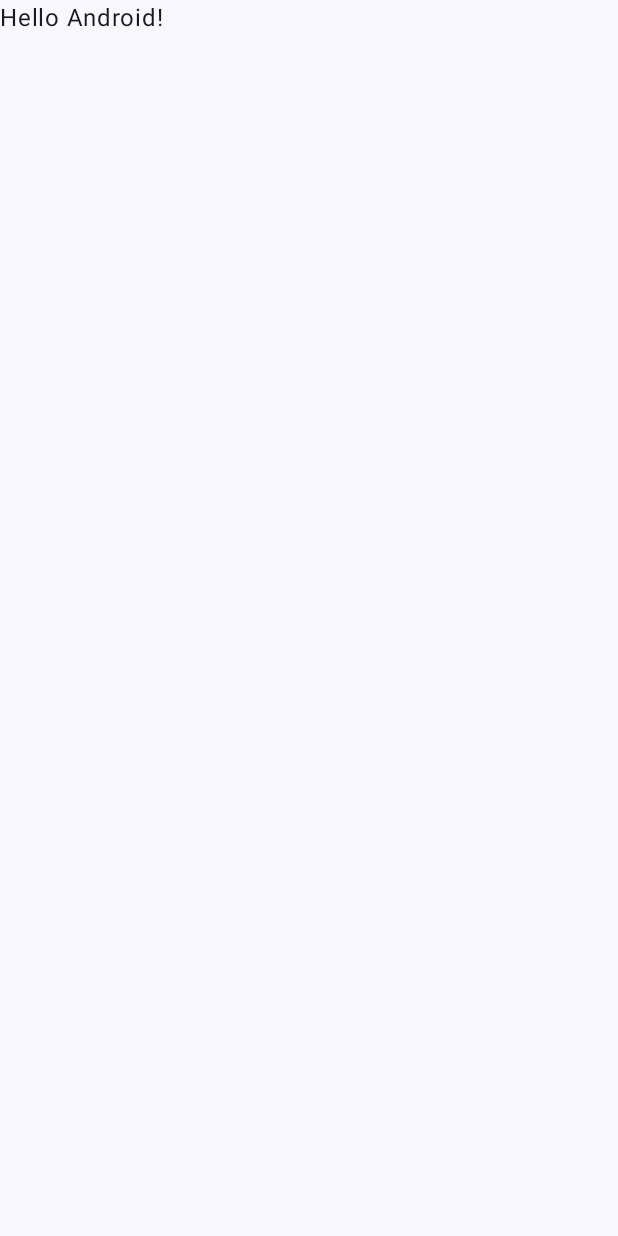
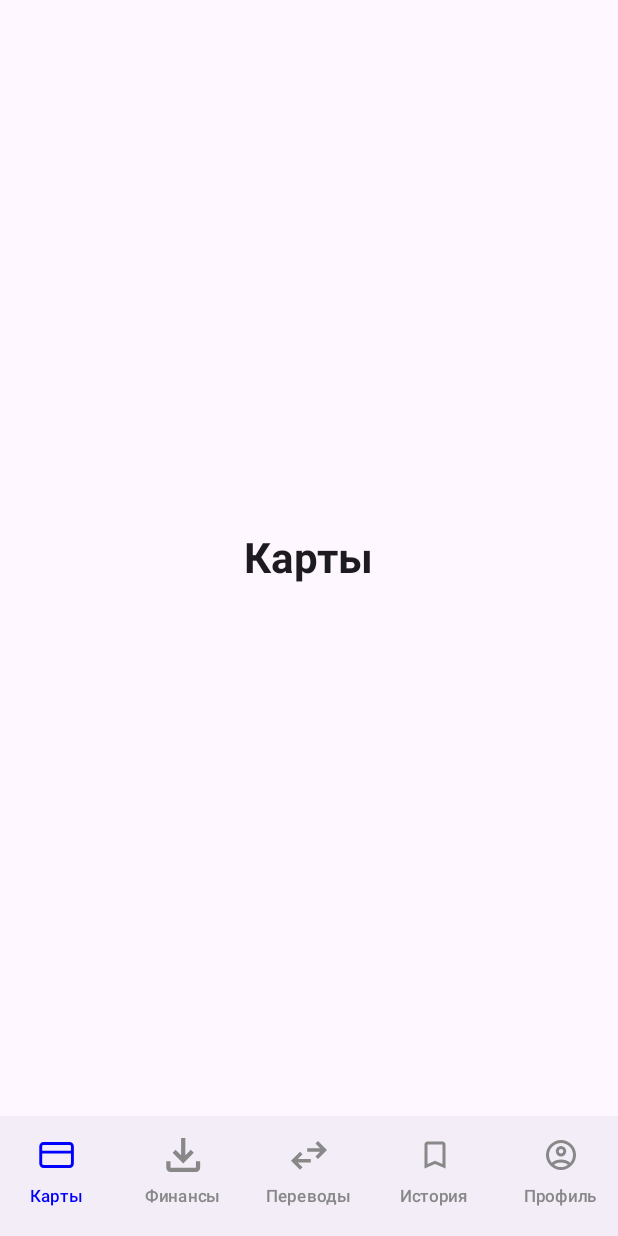
Before and after one commit to sandbox-bank-23/SandBox23, an Android app built with Jetpack Compose: the screen it shows after launch (MainActivity), on a phone screen of 412 x 824 dp. Before the commit the screen is almost empty. Run offline under Robolectric (Android 15) with nearby library versions, the phone set to English and light mode, and no system bars.

Commit message:
feat: навигация базовый вариант

```diff
--- a/app/build.gradle.kts
+++ b/app/build.gradle.kts
@@ -49,6 +49,7 @@ dependencies {
     implementation(libs.androidx.compose.ui.graphics)
     implementation(libs.androidx.compose.ui.tooling.preview)
     implementation(libs.androidx.compose.material3)
+    implementation(libs.androidx.navigation.compose)
     testImplementation(libs.junit)
     androidTestImplementation(libs.androidx.junit)
     androidTestImplementation(libs.androidx.espresso.core)
--- a/app/src/main/java/com/example/myapplication/MainActivity.kt
+++ b/app/src/main/java/com/example/myapplication/MainActivity.kt
@@ -11,6 +11,7 @@ import androidx.compose.material3.Text
 import androidx.compose.runtime.Composable
 import androidx.compose.ui.Modifier
 import androidx.compose.ui.tooling.preview.Preview
+import com.example.myapplication.ui.compose.NavScreen
 import com.example.myapplication.ui.theme.MyApplicationTheme
 
 class MainActivity : ComponentActivity() {
@@ -18,14 +19,7 @@ class MainActivity : ComponentActivity() {
         super.onCreate(savedInstanceState)
         enableEdgeToEdge()
         setContent {
-            MyApplicationTheme {
-                Scaffold(modifier = Modifier.fillMaxSize()) { innerPadding ->
-                    Greeting(
-                        name = "Android",
-                        modifier = Modifier.padding(innerPadding)
-                    )
-                }
-            }
+            NavScreen()
         }
     }
 }
--- /dev/null
+++ b/app/src/main/java/com/example/myapplication/domain/model/BottomBarItem.kt
@@ -0,0 +1,7 @@
+package com.example.myapplication.domain.model
+
+data class BottomBarItem(
+    val label: String,
+    val icon: Int,
+    val route: String
+)
--- /dev/null
+++ b/app/src/main/java/com/example/myapplication/ui/compose/NavScreen.kt
@@ -0,0 +1,217 @@
+package com.example.myapplication.ui.compose
+
+import android.R.attr.minHeight
+import androidx.compose.animation.AnimatedVisibility
+import androidx.compose.animation.core.tween
+import androidx.compose.animation.slideInVertically
+import androidx.compose.animation.slideOutVertically
+import androidx.compose.foundation.layout.Box
+import androidx.compose.foundation.layout.Column
+import androidx.compose.foundation.layout.defaultMinSize
+import androidx.compose.foundation.layout.fillMaxSize
+import androidx.compose.foundation.layout.height
+import androidx.compose.foundation.layout.padding
+import androidx.compose.foundation.layout.size
+import androidx.compose.material3.Icon
+import androidx.compose.material3.MaterialTheme
+import androidx.compose.material3.NavigationBar
+import androidx.compose.material3.NavigationBarItem
+import androidx.compose.material3.NavigationBarItemDefaults
+import androidx.compose.material3.Scaffold
+import androidx.compose.material3.Text
+import androidx.compose.runtime.Composable
+import androidx.compose.runtime.getValue
+import androidx.compose.runtime.mutableStateOf
+import androidx.compose.runtime.remember
+import androidx.compose.ui.Alignment
+import androidx.compose.ui.Modifier
+import androidx.compose.ui.graphics.Color
+import androidx.compose.ui.graphics.Color.Companion.Blue
+import androidx.compose.ui.graphics.Color.Companion.Gray
+import androidx.compose.ui.res.painterResource
+import androidx.compose.ui.text.font.FontWeight
+import androidx.compose.ui.unit.dp
+import androidx.compose.ui.unit.sp
+import androidx.navigation.NavGraph.Companion.findStartDestination
+import androidx.navigation.NavGraphBuilder
+import androidx.navigation.NavHostController
+import androidx.navigation.compose.NavHost
+import androidx.navigation.compose.composable
+import androidx.navigation.compose.currentBackStackEntryAsState
+import androidx.navigation.compose.rememberNavController
+import com.example.myapplication.R
+import com.example.myapplication.domain.model.BottomBarItem
+
+
+const val ROUTE_MAPS = "cards"
+const val ROUTE_FINANCE = "finance"
+const val ROUTE_TRANSFERS = "transfers"
+const val ROUTE_HISTORY = "history"
+const val ROUTE_PROFILE = "profile"
+
+const val ANIMATION_DELAY = 400
+const val ZERO_DELAY = 0
+
+@Composable
+fun NavScreen() {
+    val navController = rememberNavController()
+
+    val bottomBarRoutes = listOf(
+        BottomBarItem(
+            label = "Карты",
+            icon = R.drawable.ic_cards,
+            route = ROUTE_MAPS
+        ),
+        BottomBarItem(
+            label = "Финансы",
+            icon = R.drawable.ic_finance,
+            route = ROUTE_FINANCE
+        ),
+        BottomBarItem(
+            label = "Переводы",
+            icon = R.drawable.ic_transfers,
+            route = ROUTE_TRANSFERS
+        ),
+        BottomBarItem(
+            label = "История",
+            icon = R.drawable.ic_history,
+            route = ROUTE_HISTORY
+        ),
+        BottomBarItem(
+            label = "Профиль",
+            icon = R.drawable.ic_profile,
+            route = ROUTE_PROFILE
+        )
+    )
+
+    val bottomRoutes = bottomBarRoutes.map { it.route }
+    val showBottomBar = remember { mutableStateOf(true) }
+    showBottomBar.value = navController.currentBackStackEntryAsState().value?.destination?.route in bottomRoutes
+
+    Scaffold(
+        bottomBar = {
+            AnimatedVisibility(
+                visible = showBottomBar.value,
+                enter = slideInVertically(
+                    initialOffsetY = { it },
+                    animationSpec = tween(durationMillis = ANIMATION_DELAY)
+                ),
+                exit = slideOutVertically(
+                    targetOffsetY = { it },
+                    animationSpec = tween(durationMillis = ZERO_DELAY)
+                )
+            ) {
+                Column {
+                    NavigationBar(
+                        containerColor = Color(0xFFF3EDF7),
+                        tonalElevation = 0.dp,
+                        modifier = Modifier.defaultMinSize(minHeight = 77.dp),
+                    ) {
+                        val navBackStackEntry by navController.currentBackStackEntryAsState()
+                        val currentDestination = navBackStackEntry?.destination
+
+                        bottomBarRoutes.forEach { item ->
+                            NavigationBarItem(
+                                icon = {
+                                    Icon(
+                                        painter = painterResource(id = item.icon),
+                                        modifier = Modifier.size(24.dp),
+                                        contentDescription = item.label
+                                    )
+                                },
+                                label = {
+                                    Text(
+                                        text = item.label,
+                                        maxLines = 1,
+                                        modifier = Modifier.height(20.dp),
+                                        style = MaterialTheme.typography.labelSmall
+                                    )
+                                },
+                                selected = currentDestination?.route == item.route,
+                                colors = NavigationBarItemDefaults.colors(
+                                    selectedIconColor = Blue,
+                                    selectedTextColor = Blue,
+                                    unselectedIconColor = Gray,
+                                    unselectedTextColor = Gray,
+                                    indicatorColor = Color.Transparent
+                                ),
+                                onClick = {
+                                    navController.navigate(item.route) {
+                                        popUpTo(navController.graph.findStartDestination().id) {
+                                            saveState = true
+                                        }
+                                        launchSingleTop = true
+                                        restoreState = true
+                                    }
+                                }
+                            )
+                        }
+                    }
+                }
+            }
+        }
+    ) { innerPadding ->
+        NavHost(
+            navController = navController,
+            startDestination = ROUTE_MAPS,
+            modifier = Modifier.padding(innerPadding)
+        ) {
+            mapsScreenNavigation(navController)
+            financeScreenNavigation(navController)
+            transfersScreenNavigation(navController)
+            historyScreenNavigation(navController)
+            profileScreenNavigation(navController)
+        }
+    }
+}
+
+@Composable
+fun CardsScreen() = PlaceholderScreen("Карты")
+
+@Composable
+fun FinanceScreen() = PlaceholderScreen("Финансы")
+
+@Composable
+fun TransfersScreen() = PlaceholderScreen("Переводы")
+
+@Composable
+fun HistoryScreen() = PlaceholderScreen("История")
+
+@Composable
+fun ProfileScreen() = PlaceholderScreen("Профиль")
+
+@Composable
+fun PlaceholderScreen(title: String) {
+    Box(
+        modifier = Modifier
+            .fillMaxSize()
+            .padding(24.dp),
+        contentAlignment = Alignment.Center
+    ) {
+        Text(
+            text = title,
+            fontSize = 28.sp,
+            fontWeight = FontWeight.Bold
+        )
+    }
+}
+
+fun NavGraphBuilder.mapsScreenNavigation(navController: NavHostController) {
+    composable(ROUTE_MAPS) { CardsScreen() }
+}
+
+fun NavGraphBuilder.financeScreenNavigation(navController: NavHostController) {
+    composable(ROUTE_FINANCE) { FinanceScreen() }
+}
+
+fun NavGraphBuilder.transfersScreenNavigation(navController: NavHostController) {
+    composable(ROUTE_TRANSFERS) { TransfersScreen() }
+}
+
+fun NavGraphBuilder.historyScreenNavigation(navController: NavHostController) {
+    composable(ROUTE_HISTORY) { HistoryScreen() }
+}
+
+fun NavGraphBuilder.profileScreenNavigation(navController: NavHostController) {
+    composable(ROUTE_PROFILE) { ProfileScreen() }
+}
--- /dev/null
+++ b/app/src/main/res/drawable/ic_cards.xml
@@ -0,0 +1,13 @@
+<vector xmlns:android="http://schemas.android.com/apk/res/android"
+    android:width="25dp"
+    android:height="18dp"
+    android:viewportWidth="25"
+    android:viewportHeight="18">
+  <path
+      android:pathData="M1.203,7H23.203M3.203,1H21.203C22.308,1 23.203,1.895 23.203,3V15C23.203,16.105 22.308,17 21.203,17H3.203C2.099,17 1.203,16.105 1.203,15V3C1.203,1.895 2.099,1 3.203,1Z"
+      android:strokeLineJoin="round"
+      android:strokeWidth="2"
+      android:fillColor="#00000000"
+      android:strokeColor="#49454F"
+      android:strokeLineCap="round"/>
+</vector>
--- /dev/null
+++ b/app/src/main/res/drawable/ic_finance.xml
@@ -0,0 +1,9 @@
+<vector xmlns:android="http://schemas.android.com/apk/res/android"
+    android:width="17dp"
+    android:height="16dp"
+    android:viewportWidth="17"
+    android:viewportHeight="16">
+  <path
+      android:pathData="M8.602,12L3.602,7L5.002,5.55L7.602,8.15V0H9.602V8.15L12.202,5.55L13.602,7L8.602,12ZM2.602,16C2.052,16 1.581,15.804 1.189,15.413C0.797,15.021 0.602,14.55 0.602,14V11H2.602V14H14.602V11H16.602V14C16.602,14.55 16.406,15.021 16.014,15.413C15.622,15.804 15.152,16 14.602,16H2.602Z"
+      android:fillColor="#4A4459"/>
+</vector>
--- /dev/null
+++ b/app/src/main/res/drawable/ic_history.xml
@@ -0,0 +1,5 @@
+<vector xmlns:android="http://schemas.android.com/apk/res/android" android:height="24dp" android:tint="#000000" android:viewportHeight="24" android:viewportWidth="24" android:width="24dp">
+
+    <path android:fillColor="@android:color/white" android:pathData="M17,3L7,3c-1.1,0 -1.99,0.9 -1.99,2L5,21l7,-3 7,3L19,5c0,-1.1 -0.9,-2 -2,-2zM17,18l-5,-2.18L7,18L7,5h10v13z"/>
+
+</vector>
--- /dev/null
+++ b/app/src/main/res/drawable/ic_profile.xml
@@ -0,0 +1,5 @@
+<vector xmlns:android="http://schemas.android.com/apk/res/android" android:height="24dp" android:tint="#000000" android:viewportHeight="960" android:viewportWidth="960" android:width="24dp">
+
+    <path android:fillColor="@android:color/white" android:pathData="M234,684Q285,645 348,622.5Q411,600 480,600Q549,600 612,622.5Q675,645 726,684Q761,643 780.5,591Q800,539 800,480Q800,347 706.5,253.5Q613,160 480,160Q347,160 253.5,253.5Q160,347 160,480Q160,539 179.5,591Q199,643 234,684ZM480,520Q421,520 380.5,479.5Q340,439 340,380Q340,321 380.5,280.5Q421,240 480,240Q539,240 579.5,280.5Q620,321 620,380Q620,439 579.5,479.5Q539,520 480,520ZM480,880Q397,880 324,848.5Q251,817 197,763Q143,709 111.5,636Q80,563 80,480Q80,397 111.5,324Q143,251 197,197Q251,143 324,111.5Q397,80 480,80Q563,80 636,111.5Q709,143 763,197Q817,251 848.5,324Q880,397 880,480Q880,563 848.5,636Q817,709 763,763Q709,817 636,848.5Q563,880 480,880ZM480,800Q533,800 580,784.5Q627,769 666,740Q627,711 580,695.5Q533,680 480,680Q427,680 380,695.5Q333,711 294,740Q333,769 380,784.5Q427,800 480,800ZM480,440Q506,440 523,423Q540,406 540,380Q540,354 523,337Q506,320 480,320Q454,320 437,337Q420,354 420,380Q420,406 437,423Q454,440 480,440ZM480,380Q480,380 480,380Q480,380 480,380Q480,380 480,380Q480,380 480,380Q480,380 480,380Q480,380 480,380Q480,380 480,380Q480,380 480,380ZM480,740Q480,740 480,740Q480,740 480,740Q480,740 480,740Q480,740 480,740Q480,740 480,740Q480,740 480,740Q480,740 480,740Q480,740 480,740Z"/>
+
+</vector>
--- /dev/null
+++ b/app/src/main/res/drawable/ic_transfers.xml
@@ -0,0 +1,9 @@
+<vector xmlns:android="http://schemas.android.com/apk/res/android"
+    android:width="20dp"
+    android:height="16dp"
+    android:viewportWidth="20"
+    android:viewportHeight="16">
+  <path
+      android:pathData="M5,16L0,11L5,6L6.4,7.425L3.825,10H11V12H3.825L6.4,14.575L5,16ZM15,10L13.6,8.575L16.175,6H9V4H16.175L13.6,1.425L15,0L20,5L15,10Z"
+      android:fillColor="#49454F"/>
+</vector>
--- a/gradle/libs.versions.toml
+++ b/gradle/libs.versions.toml
@@ -8,6 +8,7 @@ espressoCore = "3.7.0"
 lifecycleRuntimeKtx = "2.6.1"
 activityCompose = "1.11.0"
 composeBom = "2024.09.00"
+navigationCompose = "2.9.5"
 
 [libraries]
 androidx-core-ktx = { group = "androidx.core", name = "core-ktx", version.ref = "coreKtx" }
@@ -24,6 +25,7 @@ androidx-compose-ui-tooling-preview = { group = "androidx.compose.ui", name = "u
 androidx-compose-ui-test-manifest = { group = "androidx.compose.ui", name = "ui-test-manifest" }
 androidx-compose-ui-test-junit4 = { group = "androidx.compose.ui", name = "ui-test-junit4" }
 androidx-compose-material3 = { group = "androidx.compose.material3", name = "material3" }
+androidx-navigation-compose = { group = "androidx.navigation", name = "navigation-compose", version.ref = "navigationCompose" }
 
 [plugins]
 android-application = { id = "com.android.application", version.ref = "agp" }
```
